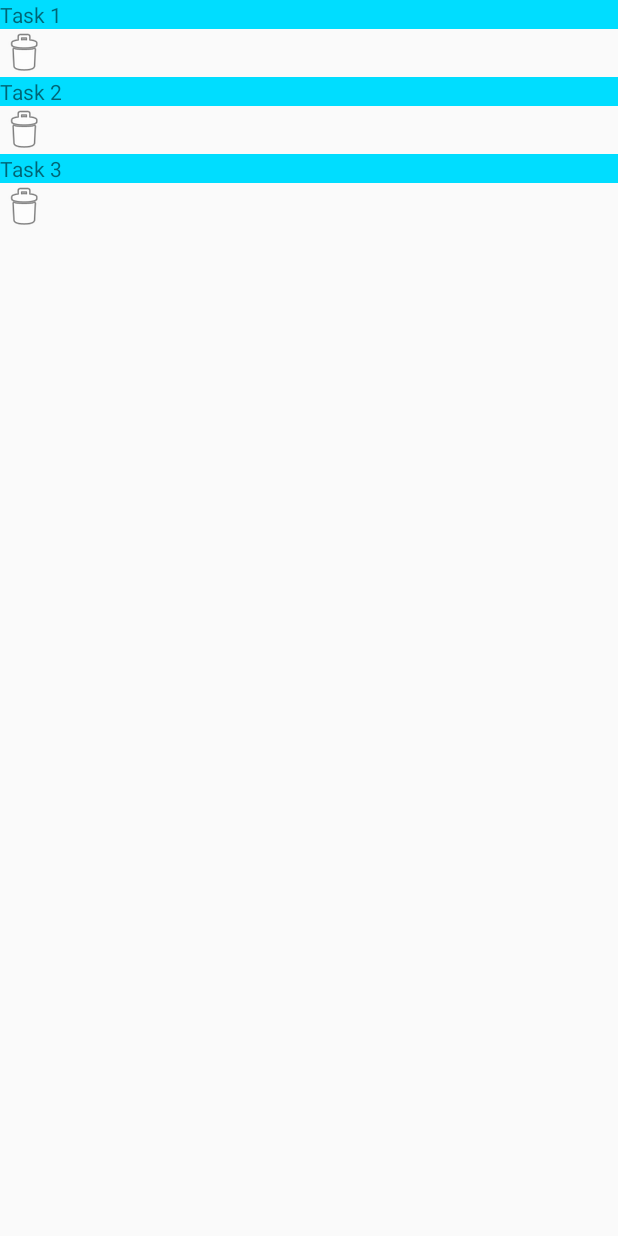
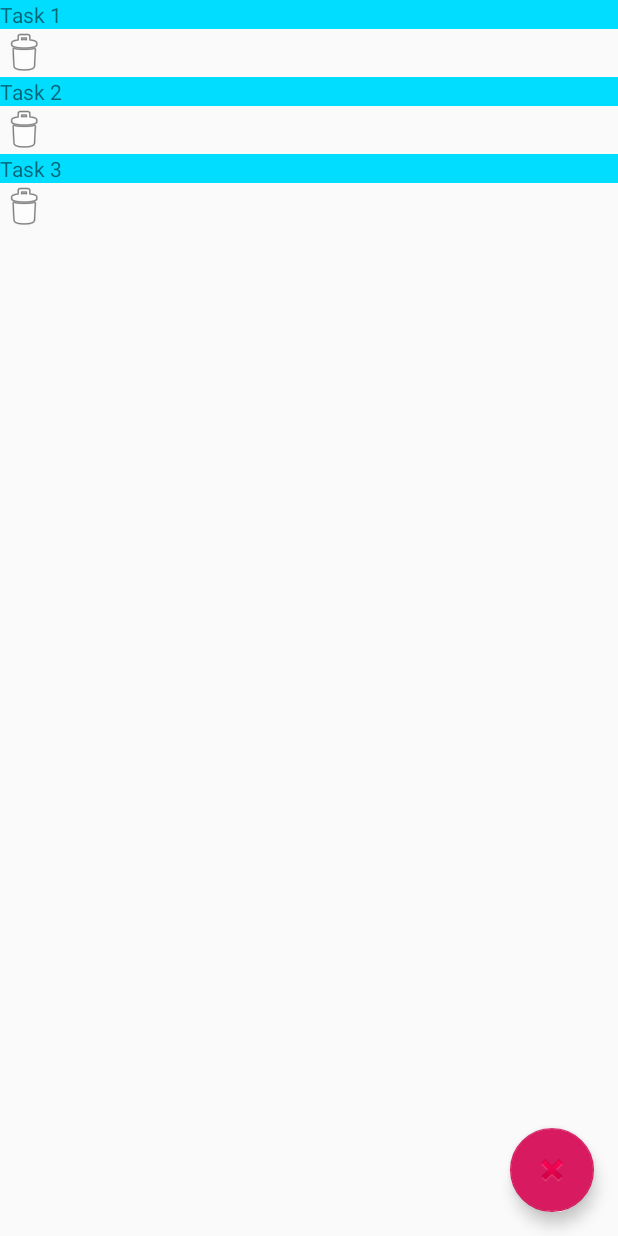
Before and after one commit to LolWalid/tasks, an Android app: the screen it shows after launch (MainActivity), on a phone screen of 412 x 824 dp. Run offline under Robolectric (Android 15) with nearby library versions, the phone set to English and light mode, and no system bars.

```diff
--- a/app/build.gradle
+++ b/app/build.gradle
@@ -29,7 +29,8 @@ dependencies {
     implementation 'androidx.core:core-ktx:1.1.0'
     implementation 'androidx.constraintlayout:constraintlayout:1.1.3'
 
-    implementation 'com.android.support:recyclerview-v7:29.0.0'
+    implementation "androidx.recyclerview:recyclerview:1.1.0"
+    implementation 'com.google.android.material:material:1.0.0'
 
     testImplementation 'junit:junit:4.12'
     androidTestImplementation 'androidx.test.ext:junit:1.1.0'
--- /dev/null
+++ b/app/src/main/java/com/edupad/tasks/models/TaskViewModel.kt
@@ -0,0 +1,15 @@
+package com.edupad.tasks.models
+
+object TaskViewModel {
+    val tasks = mutableListOf(
+        Task(id = "id_1", title = "Task 1", description = "description 1"),
+        Task(id = "id_2", title = "Task 2"),
+        Task(id="id_3", title = "Task 3")
+    )
+
+    fun removeTask(task: Task): Int {
+        val index = tasks.indexOf(task)
+        tasks.remove(task)
+        return index
+    }
+}
--- a/app/src/main/java/com/edupad/tasks/views/MainActivity.kt
+++ b/app/src/main/java/com/edupad/tasks/views/MainActivity.kt
@@ -1,13 +1,21 @@
 package com.edupad.tasks.views
 
+import android.content.Intent
 import android.os.Bundle
 import androidx.fragment.app.FragmentActivity
 import com.edupad.tasks.R
+import kotlinx.android.synthetic.main.activity_main.*
 
 class MainActivity : FragmentActivity() {
 
     override fun onCreate(savedInstanceState: Bundle?) {
         super.onCreate(savedInstanceState)
         setContentView(R.layout.activity_main)
+
+        fab.setOnClickListener {
+            val intent = Intent(MainActivity@this, MainActivity::class.java)
+            intent.putExtra("test", "1")
+            startActivity(intent)
+        }
     }
 }
--- a/app/src/main/java/com/edupad/tasks/views/fragments/HeaderFragment.kt
+++ b/app/src/main/java/com/edupad/tasks/views/fragments/HeaderFragment.kt
@@ -9,17 +9,12 @@ import androidx.recyclerview.widget.LinearLayoutManager
 import androidx.recyclerview.widget.RecyclerView
 import com.edupad.tasks.R
 import com.edupad.tasks.models.Task
+import com.edupad.tasks.models.TaskViewModel
 import com.edupad.tasks.views.tasks.TasksAdapter
 import kotlinx.android.synthetic.main.main_fragment_layout.view.*
 
 class HeaderFragment: Fragment() {
-    private val tasks = mutableListOf(
-        Task(id = "id_1", title = "Task 1", description = "description 1"),
-        Task(id = "id_2", title = "Task 2"),
-        Task(id="id_3", title = "Task 3")
-    )
-//     arrayOf(Task("Task 1"), Task("Task 2"), Task("Task 3"))
-    private val viewAdapter: RecyclerView.Adapter<*> = TasksAdapter(tasks) { task : Task -> deleteItem(task) }
+    private val viewAdapter:TasksAdapter = TasksAdapter(TaskViewModel.tasks) { task : Task -> deleteItem(task) }
     private val viewManager: RecyclerView.LayoutManager = LinearLayoutManager(activity)
 
     override fun onCreateView(inflater: LayoutInflater, container: ViewGroup?,
@@ -41,8 +36,7 @@ class HeaderFragment: Fragment() {
     }
 
     private fun deleteItem(task: Task) {
-        val index = tasks.indexOf(task)
-        tasks.remove(task)
+        val index = TaskViewModel.removeTask(task)
         viewAdapter.notifyItemRemoved(index)
     }
 }
--- a/app/src/main/java/com/edupad/tasks/views/tasks/TasksAdapter.kt
+++ b/app/src/main/java/com/edupad/tasks/views/tasks/TasksAdapter.kt
@@ -19,11 +19,11 @@ class TasksAdapter(private val tasks: MutableList<Task>, private val onDeleteCli
     override fun getItemCount() = tasks.size
 
     override fun onBindViewHolder(holder: TaskViewHolder, position: Int) {
-        holder.setup(tasks[position], onDeleteClickListener)
+        holder.setup(tasks[position])
     }
 
-    class TaskViewHolder(itemView: View) : RecyclerView.ViewHolder(itemView) {
-        fun setup(task: Task, onDeleteClickListener: (Task) -> Unit) {
+    inner class TaskViewHolder(itemView: View) : RecyclerView.ViewHolder(itemView) {
+        fun setup(task: Task) {
             itemView.task_title.text = task.title
             itemView.delete_button.setOnClickListener { onDeleteClickListener(task)}
         }
--- a/app/src/main/res/layout/activity_main.xml
+++ b/app/src/main/res/layout/activity_main.xml
@@ -1,8 +1,10 @@
 <?xml version="1.0" encoding="utf-8"?>
-<androidx.constraintlayout.widget.ConstraintLayout xmlns:android="http://schemas.android.com/apk/res/android"
+<androidx.constraintlayout.widget.ConstraintLayout
+    xmlns:android="http://schemas.android.com/apk/res/android"
     xmlns:tools="http://schemas.android.com/tools"
     android:layout_width="match_parent"
     android:layout_height="match_parent"
+    xmlns:app="http://schemas.android.com/apk/res-auto"
     tools:context=".views.MainActivity">
 
     <fragment
@@ -11,4 +13,14 @@
         android:layout_height="match_parent"
         android:name="com.edupad.tasks.views.fragments.HeaderFragment"/>
 
+    <com.google.android.material.floatingactionbutton.FloatingActionButton
+        android:id="@+id/fab"
+        android:layout_width="wrap_content"
+        android:layout_height="wrap_content"
+        android:src="@android:drawable/ic_delete"
+        app:layout_constraintBottom_toBottomOf="parent"
+        app:layout_constraintEnd_toEndOf="parent"
+        android:layout_margin="16dp" />
+
+
 </androidx.constraintlayout.widget.ConstraintLayout>
```
